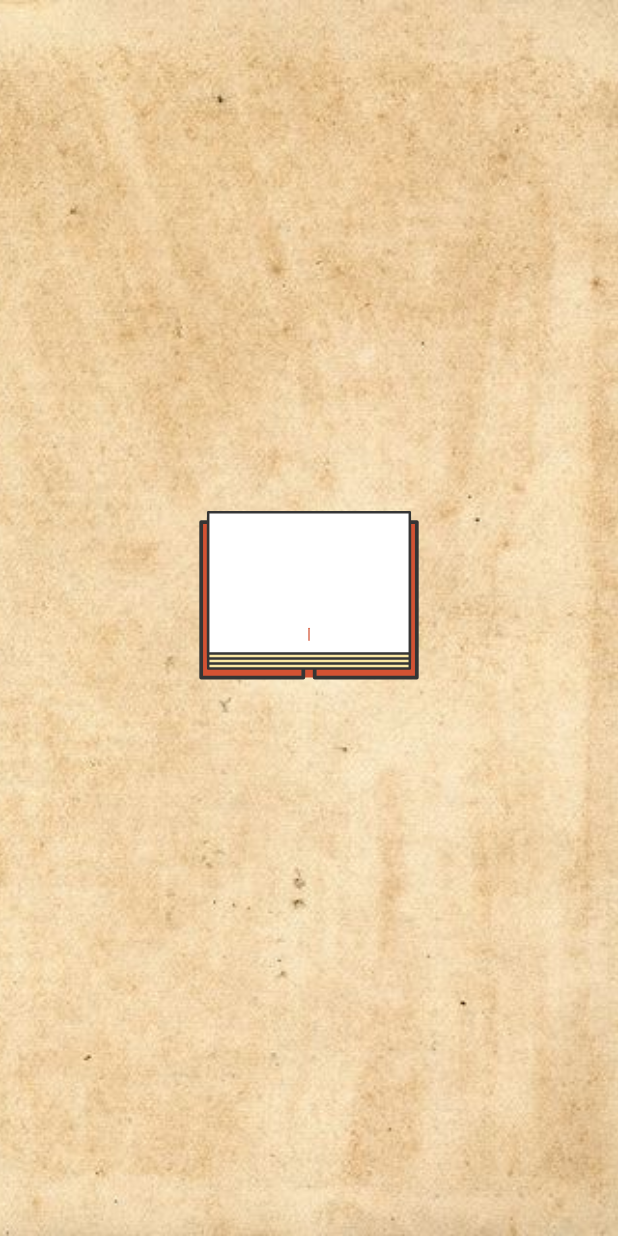
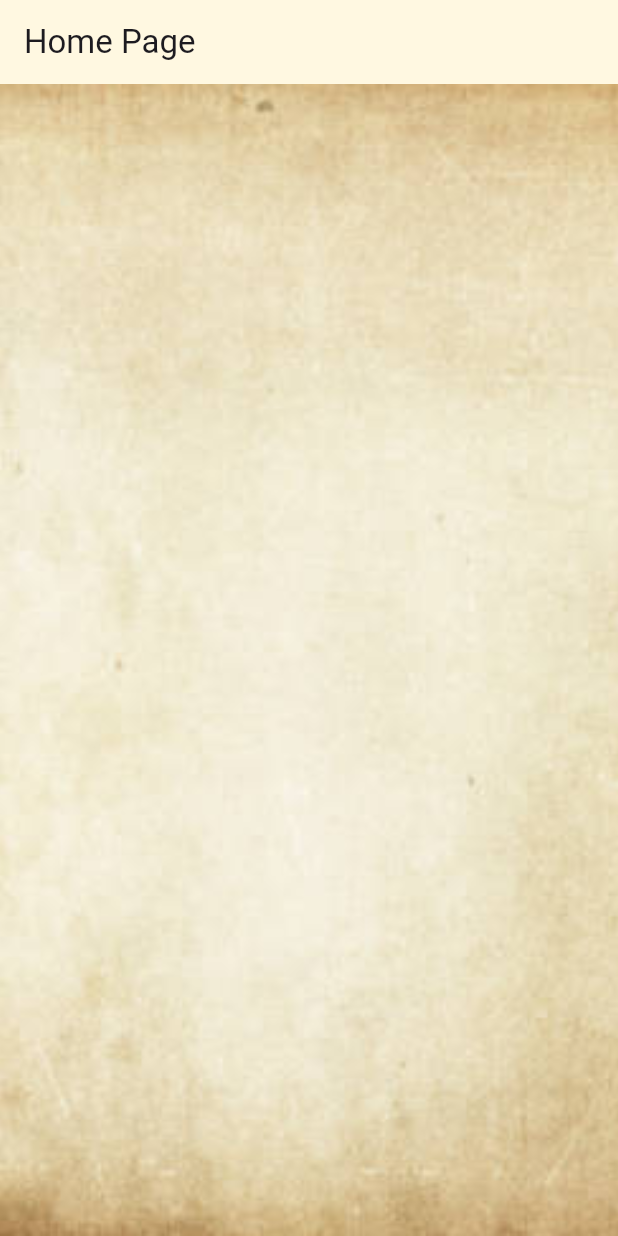
Before and after one commit to tiwarisubash956/lyriscope, a Flutter app: the first screen one second after launch, on a phone screen of 412 x 824 dp. Run offline on Flutter 3.47's test engine with Material 3 defaults, Android fonts, the phone set to English and light mode, and no system bars; drawn by our look-alikes of lottie; our stand-ins replace auto_route, bloc, dartz, dio, equatable, flutter_bloc and 2 more.

```diff
--- a/lib/Configuration/routes/app_router.dart
+++ b/lib/Configuration/routes/app_router.dart
@@ -3,6 +3,7 @@ import 'package:lyriscope/Features/Auth/Presentation/Screens/LoginScreen/LoginSc
 import 'package:lyriscope/Features/Auth/Presentation/Screens/SendPasswordResetEmailScreen/SendPasswordResetEmail.dart';
 import 'package:lyriscope/Features/Auth/Presentation/Screens/SignUpScreen/SignUpScreen.dart';
 import 'package:lyriscope/Features/Auth/Presentation/Screens/SplashScreen/SplashScreen.dart';
+import 'package:lyriscope/Features/HomeScreen/Presentation/HomeScreen.dart';
 
 part 'app_router.gr.dart';
 
@@ -11,9 +12,14 @@ class AppRouter extends _$AppRouter {
   @override
   // TODO: implement routes
   List<AutoRoute> get routes => [
-        AutoRoute(page: SplashRoute.page,initial: true),
+        AutoRoute(
+          page: SplashRoute.page,
+        ),
         AutoRoute(page: SignUpRoute.page),
         AutoRoute(page: SendPasswordResetEmailRoute.page),
         AutoRoute(page: LoginRoute.page),
+        AutoRoute(
+
+          page: HomeRoute.page, initial: true)
       ];
 }
--- a/lib/Core/app_export.dart
+++ b/lib/Core/app_export.dart
@@ -1,10 +1,21 @@
 //Packages Export
+
+export 'package:flutter/material.dart';
 export 'package:flutter_bloc/flutter_bloc.dart';
 export 'package:dio/dio.dart';
 export 'package:equatable/equatable.dart';
 export 'package:flutter/rendering.dart';
 export 'package:google_fonts/google_fonts.dart';
+export 'package:auto_route/auto_route.dart';
+export 'package:lottie/lottie.dart';
 
 //Classes Export
 export 'Error/Exception.dart';
 export 'Error/failures.dart';
+
+export 'package:lyriscope/Configuration/routes/app_router.dart';
+export 'package:lyriscope/Core/Utils/ConstantValue.dart';
+
+export 'package:lyriscope/Core/Utils/Validation_Function.dart';
+export 'package:lyriscope/Features/Auth/Widgets/CustomElevatedButton.dart';
+export 'package:lyriscope/Features/Auth/Widgets/CustomTextFromField.dart';
--- a/lib/Features/Auth/Presentation/Screens/SendPasswordResetEmailScreen/SendPasswordResetEmail.dart
+++ b/lib/Features/Auth/Presentation/Screens/SendPasswordResetEmailScreen/SendPasswordResetEmail.dart
@@ -1,7 +1,4 @@
-import 'package:auto_route/auto_route.dart';
-import 'package:flutter/material.dart';
 import 'package:lyriscope/Core/app_export.dart';
-import 'package:lyriscope/Features/Auth/Widgets/CustomElevatedButton.dart';
 
 @RoutePage()
 
--- /dev/null
+++ b/lib/Features/HomeScreen/Presentation/HomeScreen.dart
@@ -0,0 +1,30 @@
+import 'package:flutter/material.dart';
+import 'package:lyriscope/Core/app_export.dart';
+
+@RoutePage()
+class HomeScreen extends StatefulWidget {
+  const HomeScreen({super.key});
+
+  @override
+  State<HomeScreen> createState() => _HomeScreenState();
+}
+
+class _HomeScreenState extends State<HomeScreen> {
+  @override
+  Widget build(BuildContext context) {
+    return Scaffold(
+      backgroundColor: Colors.amber[100],
+      appBar: AppBar(
+          backgroundColor: Colors.amber[50], title: const Text("Home Page")),
+      body: Container(
+          height: double.infinity,
+          width: double.infinity,
+          decoration: const BoxDecoration(
+            image: DecorationImage(
+              fit: BoxFit.cover,
+              image: AssetImage("lib/assets/images/Book2.jpg"),
+            ),
+          )),
+    );
+  }
+}
```
Also changed, not shown: lib/Features/Auth/Presentation/Screens/LoginScreen/LoginScreen.dart (+3 -7 lines), lib/Features/Auth/Presentation/Screens/SignUpScreen/SignUpScreen.dart (+2 -5 lines), lib/Features/Auth/Presentation/Screens/SplashScreen/SplashScreen.dart (+1 -6 lines), lib/Configuration/routes/app_router.gr.dart.
